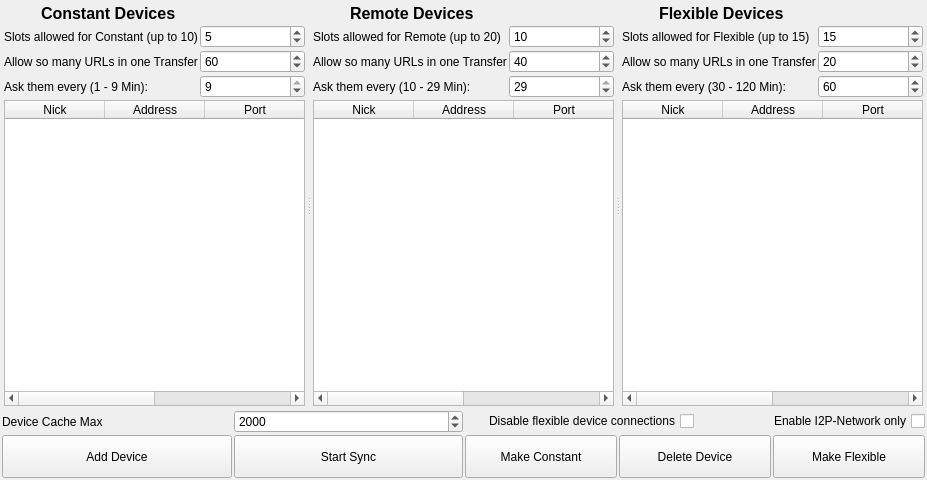
Qt form ui/connection-display.ui (berndhs/arado) before a commit.
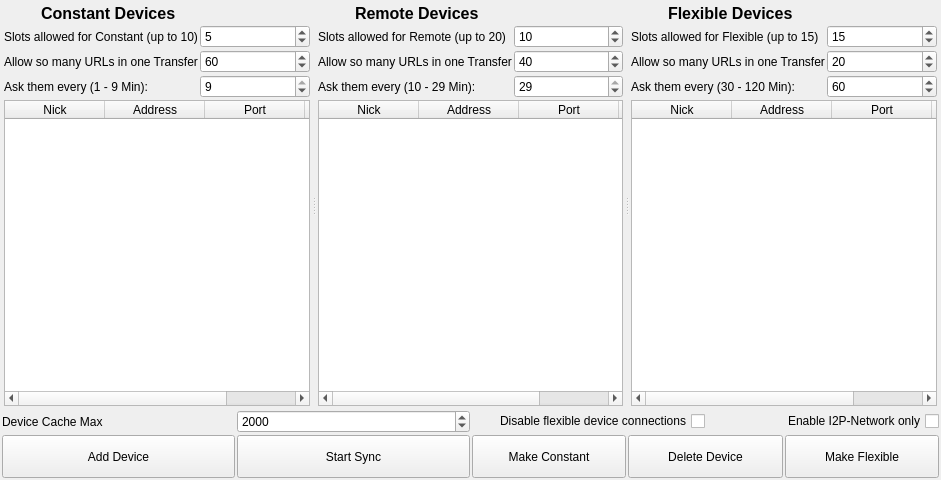
The same form after that commit. Icons and pictures are not drawn.

The edit to the form file:
```diff
--- a/ui/connection-display.ui
+++ b/ui/connection-display.ui
@@ -6,7 +6,7 @@
    <rect>
     <x>0</x>
     <y>0</y>
-    <width>927</width>
+    <width>941</width>
     <height>480</height>
    </rect>
   </property>
```
Left out of the diff: 4 changed lines with no effect on the pictures.
